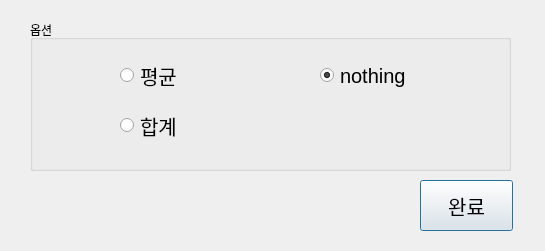
Qt form semi_project/Design/4/3_third_option.ui (koreanbulbasaur/Project) before a commit.
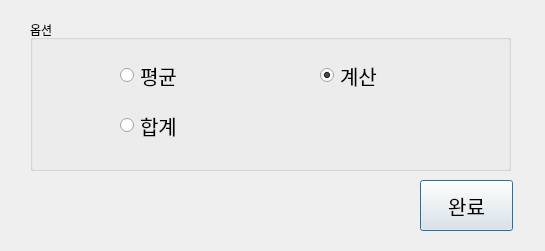
The same form after that commit.

Commit message: radioButton_clicked

What changed in the file:
```diff
--- a/semi_project/Design/4/3_third_option.ui
+++ b/semi_project/Design/4/3_third_option.ui
@@ -76,7 +76,7 @@
      </font>
     </property>
     <property name="text">
-     <string>nothing</string>
+     <string>계산</string>
     </property>
     <property name="checked">
      <bool>true</bool>
```
Left out of the diff: 2 changed lines with no effect on the pictures. The commit also changes 1 other file.
